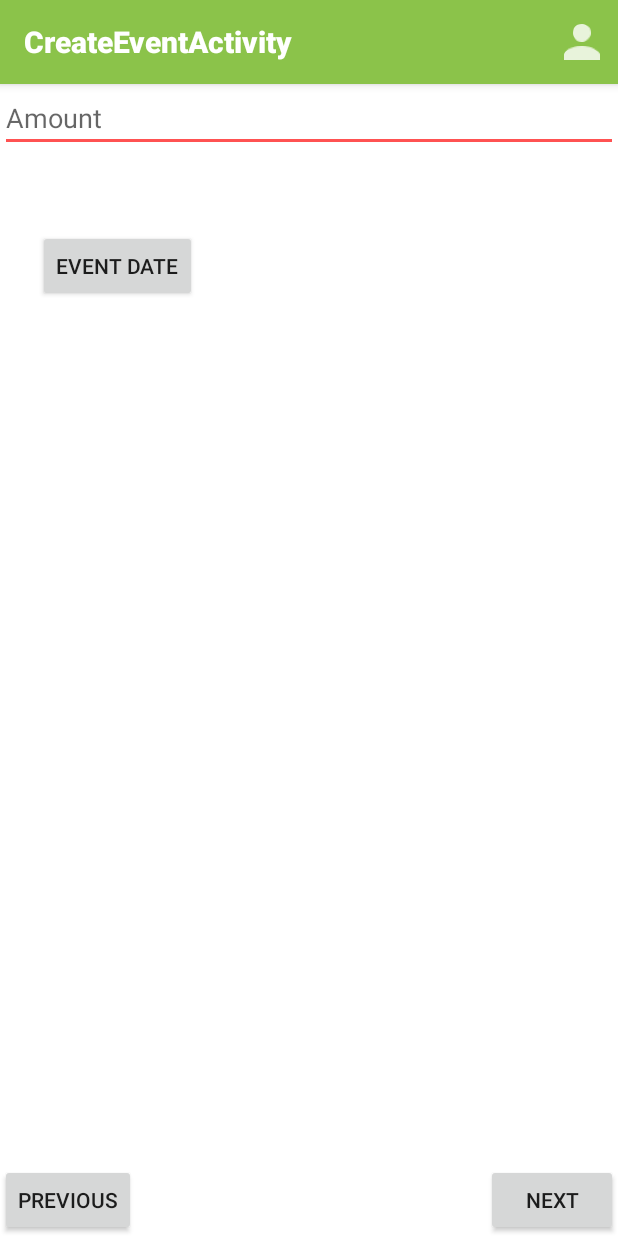
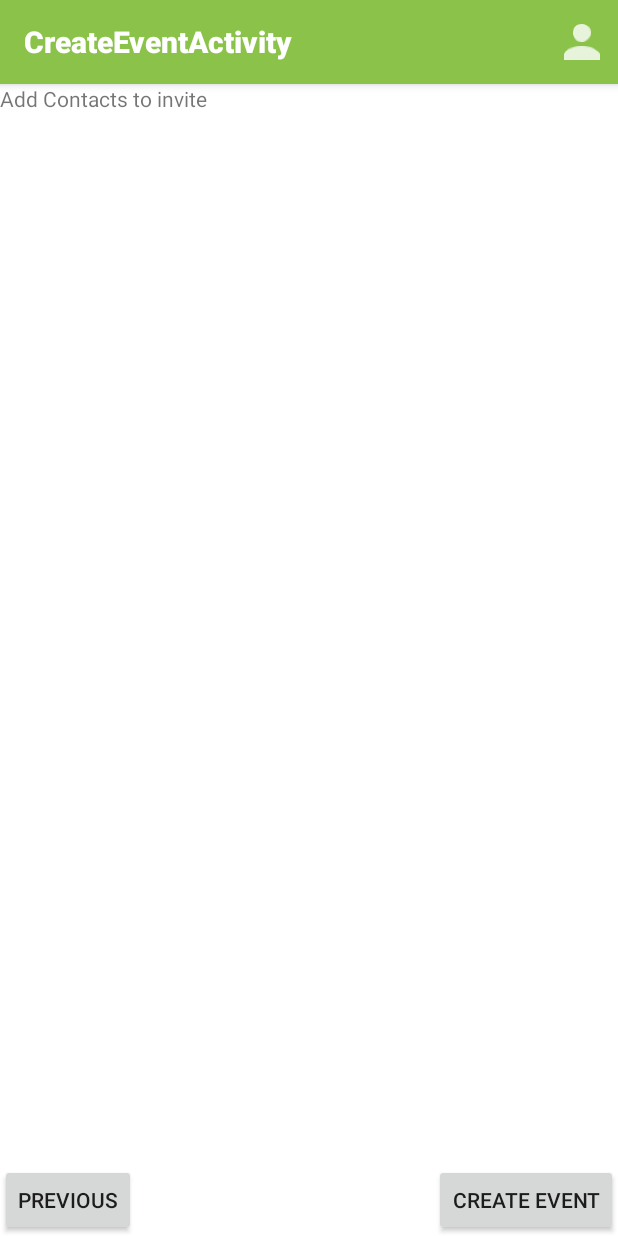
Before and after one commit to CrowdSocial/CrowdSocial, an Android app: the CreateEventActivity screen opened directly, with no data from a screen before it, after a tap on "NEXT", on a phone screen of 412 x 824 dp. Run offline under Robolectric (Android 15) with nearby library versions, the phone set to English and light mode, and no system bars; libraries missing offline, so code that uses them is left out: com.parse.

Commit message:
removed step 2 fragment

```diff
--- a/app/src/main/java/com/crowdsocial/activity/CreateEventActivity.java
+++ b/app/src/main/java/com/crowdsocial/activity/CreateEventActivity.java
@@ -28,7 +28,6 @@ import android.widget.Toast;
 import com.crowdsocial.R;
 import com.crowdsocial.fragment.FinalFragment;
 import com.crowdsocial.fragment.Step1Fragment;
-import com.crowdsocial.fragment.Step2Fragment;
 import com.crowdsocial.model.Event;
 import com.crowdsocial.model.Invitee;
 import com.crowdsocial.util.BitmapScaler;
@@ -71,7 +70,7 @@ public class CreateEventActivity extends BaseActivity implements
         pagerAdapter =
                 new EventCreateStepsPagerAdapter(getSupportFragmentManager());
         viewPager.setAdapter(pagerAdapter);
-        viewPager.setOffscreenPageLimit(3);
+        viewPager.setOffscreenPageLimit(2);
     }
 
     @Override
@@ -238,8 +237,6 @@ public class CreateEventActivity extends BaseActivity implements
             if (position == 0) {
                 return Step1Fragment.newInstance();
             } else if (position == 1) {
-                return Step2Fragment.newInstance();
-            } else if (position == 2) {
                 return FinalFragment.newInstance();
             }
             return null;
@@ -247,7 +244,7 @@ public class CreateEventActivity extends BaseActivity implements
 
         @Override
         public int getCount() {
-            return 3;
+            return 2;
         }
 
     }
--- a/app/src/main/java/com/crowdsocial/fragment/Step2Fragment.java
+++ /dev/null
@@ -1,29 +0,0 @@
-package com.crowdsocial.fragment;
-
-import android.os.Bundle;
-import android.support.v4.app.Fragment;
-import android.view.LayoutInflater;
-import android.view.View;
-import android.view.ViewGroup;
-
-import com.crowdsocial.R;
-
-public class Step2Fragment extends Fragment {
-
-    public static Step2Fragment newInstance() {
-        Step2Fragment fragment = new Step2Fragment();
-        return fragment;
-    }
-
-    public Step2Fragment() {
-        // Required empty public constructor
-    }
-
-    @Override
-    public View onCreateView(LayoutInflater inflater, ViewGroup container,
-                             Bundle savedInstanceState) {
-        // Inflate the layout for this fragment
-        return inflater.inflate(R.layout.fragment_step2, container, false);
-    }
-
-}
--- a/app/src/main/res/layout/activity_event_detail.xml
+++ b/app/src/main/res/layout/activity_event_detail.xml
@@ -1,3 +1,7 @@
+<ScrollView  xmlns:android="http://schemas.android.com/apk/res/android"
+    android:layout_width="match_parent"
+    android:layout_height="match_parent">
+
     <RelativeLayout xmlns:android="http://schemas.android.com/apk/res/android"
                     xmlns:tools="http://schemas.android.com/tools"
                     android:layout_width="match_parent"
@@ -186,3 +190,4 @@
             android:layout_alignParentEnd="true"/>
 
     </RelativeLayout>
+</ScrollView>
--- a/app/src/main/res/layout/fragment_step1.xml
+++ b/app/src/main/res/layout/fragment_step1.xml
@@ -19,8 +19,6 @@
         android:layout_width="match_parent"
         android:layout_height="wrap_content"
         android:hint="@string/event"/>
-
-
 
     <EditText
         android:id="@+id/etAddress"
@@ -66,4 +64,27 @@
         android:layout_marginStart="73dp"
         android:layout_marginTop="47dp"/>
 
+    <EditText
+        android:id="@+id/etAmount"
+        android:layout_width="match_parent"
+        android:layout_height="wrap_content"
+        android:layout_below="@+id/ivEvent"
+        android:hint="@string/amount"/>
+
+    <Button
+        android:layout_width="wrap_content"
+        android:layout_height="wrap_content"
+        android:text="@string/event_date"
+        android:onClick="setEventDate"
+        android:id="@+id/btnDate"
+        android:layout_below="@+id/etAmount"
+        android:layout_marginLeft="25dp"
+        android:layout_marginTop="52dp"/>
+
+    <TextView
+        android:layout_width="wrap_content"
+        android:layout_height="wrap_content"
+        android:id="@+id/tvDate"
+        android:layout_below="@id/btnDate" />
+
 </RelativeLayout>
--- a/app/src/main/res/layout/fragment_step2.xml
+++ /dev/null
@@ -1,49 +0,0 @@
-<RelativeLayout xmlns:android="http://schemas.android.com/apk/res/android"
-                xmlns:tools="http://schemas.android.com/tools"
-                android:layout_width="match_parent"
-                android:layout_height="match_parent"
-                tools:context="com.crowdsocial.fragment.Step1Fragment">
-
-    <Button
-        android:layout_width="wrap_content"
-        android:layout_height="wrap_content"
-        android:text="@string/previous"
-        android:id="@+id/btnBack"
-        android:onClick="previousStep"
-        android:layout_alignParentBottom="true"
-        android:layout_alignParentStart="true"/>
-
-    <Button
-        android:layout_width="wrap_content"
-        android:layout_height="wrap_content"
-        android:text="@string/next"
-        android:id="@+id/btnNext"
-        android:onClick="nextStep"
-        android:layout_alignParentBottom="true"
-        android:layout_alignParentEnd="true"/>
-
-    <EditText
-        android:id="@+id/etAmount"
-        android:layout_width="match_parent"
-        android:layout_height="wrap_content"
-        android:hint="@string/amount"/>
-
-    <Button
-        android:layout_width="wrap_content"
-        android:layout_height="wrap_content"
-        android:text="@string/event_date"
-        android:onClick="setEventDate"
-        android:id="@+id/btnDate"
-        android:layout_below="@+id/etAmount"
-        android:layout_marginLeft="25dp"
-        android:layout_marginTop="52dp"/>
-
-    <TextView
-        android:layout_width="wrap_content"
-        android:layout_height="wrap_content"
-        android:text=""
-        android:id="@+id/tvDate"
-        android:layout_marginTop="65dp"
-        android:layout_toRightOf="@+id/btnDate"/>
-
-</RelativeLayout>
--- a/app/src/main/res/layout/item_event.xml
+++ b/app/src/main/res/layout/item_event.xml
@@ -18,10 +18,12 @@
             android:layout_width="match_parent"
             android:layout_height="wrap_content"
             android:id="@+id/tvTitle"
-            android:textColor="#6a6a6a"
+            android:textColor="@color/primary_text"
             android:textStyle="bold"
             android:textSize="16sp"
             android:padding="5dp"
+            android:ellipsize="end"
+            android:maxLines="2"
             android:layout_alignParentTop="true"
             android:layout_alignParentStart="true"/>
 
@@ -36,6 +38,8 @@
             android:layout_width="wrap_content"
             android:layout_height="wrap_content"
             android:id="@+id/tvDescription"
+            android:ellipsize="end"
+            android:maxLines="2"
             android:textColor="@color/secondary_text"
             android:padding="5dp"
             android:layout_below="@+id/ivEvent"
```
Lines whose indentation alone changed are shown as unchanged.
